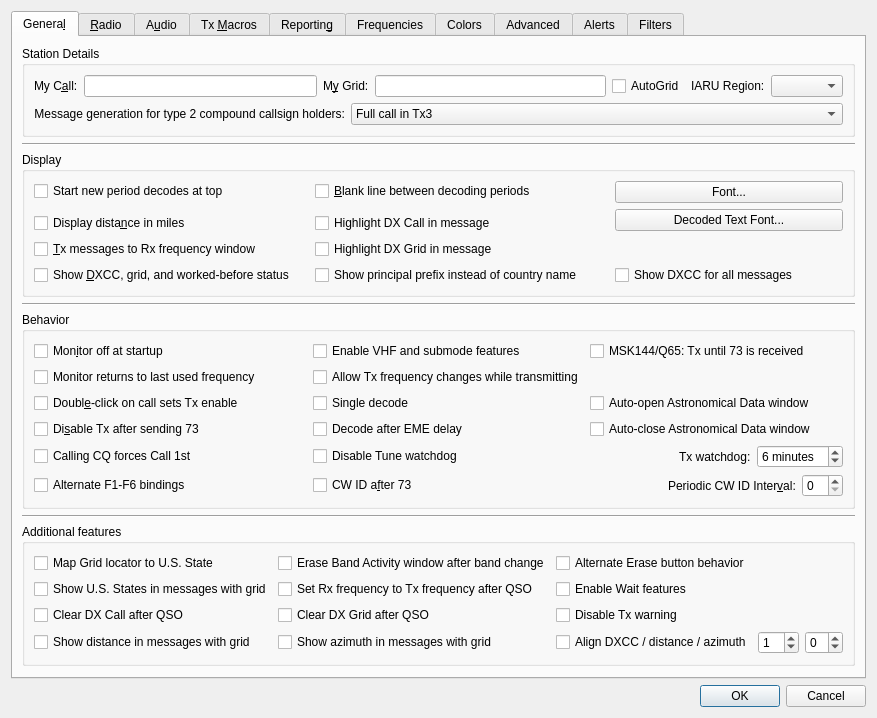
First picture: the form in Configuration_Alerts_PLUS.ui, repository uaro-radio/wsjtx, before the edit.
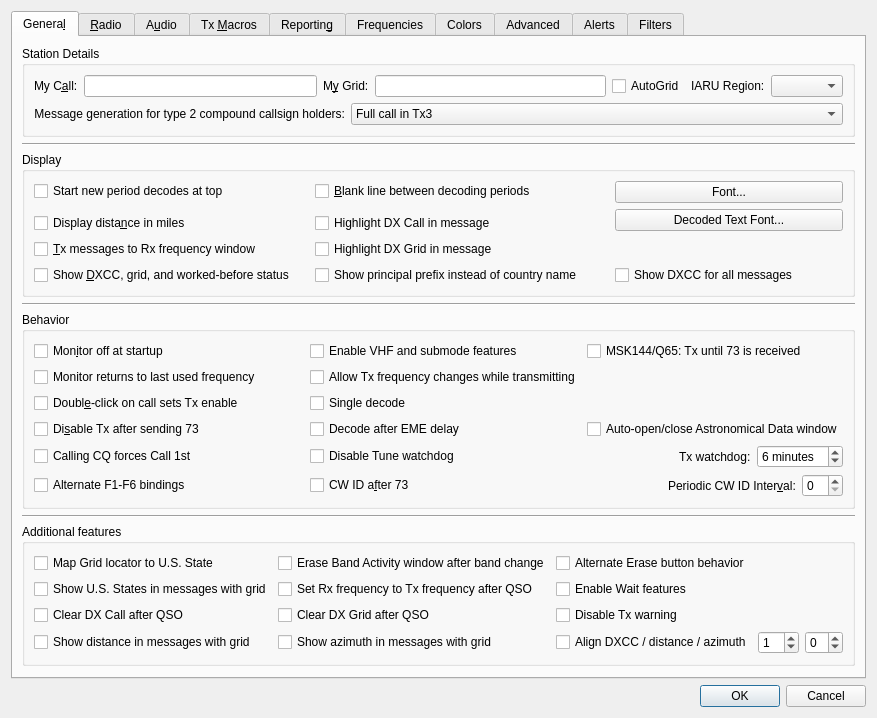
Second picture: the form after the edit. Custom widgets are drawn as their Qt base class.

Commit message: Combine the two new EME features in one "Auto-open/close Astronimical Data window" checkbox.

Patch:
```diff
--- a/Configuration_Alerts_PLUS.ui
+++ b/Configuration_Alerts_PLUS.ui
@@ -542,17 +542,7 @@
              <string>&lt;html&gt;&lt;head/&gt;&lt;body&gt;&lt;p&gt;Close the Astronomical Data window automatically when no longer needed.&lt;/p&gt;&lt;/body&gt;&lt;/html&gt;</string>
             </property>
             <property name="text">
-             <string>Auto-close Astronomical Data window</string>
-            </property>
-           </widget>
-          </item>
-          <item row="2" column="3">
-           <widget class="QCheckBox" name="auto_open_check_box">
-            <property name="toolTip">
-             <string>&lt;html&gt;&lt;head/&gt;&lt;body&gt;&lt;p&gt;Open the Astronomical Data window automatically when switching to Q65 or JT65 mode and Decode after EME delay is enabled.&lt;/p&gt;&lt;/body&gt;&lt;/html&gt;</string>
-            </property>
-            <property name="text">
-             <string>Auto-open Astronomical Data window</string>
+             <string>Auto-open/close Astronomical Data window</string>
             </property>
            </widget>
           </item>
```
Left out of the diff: 12 changed lines with no effect on the pictures. The commit also changes 19 other files.
